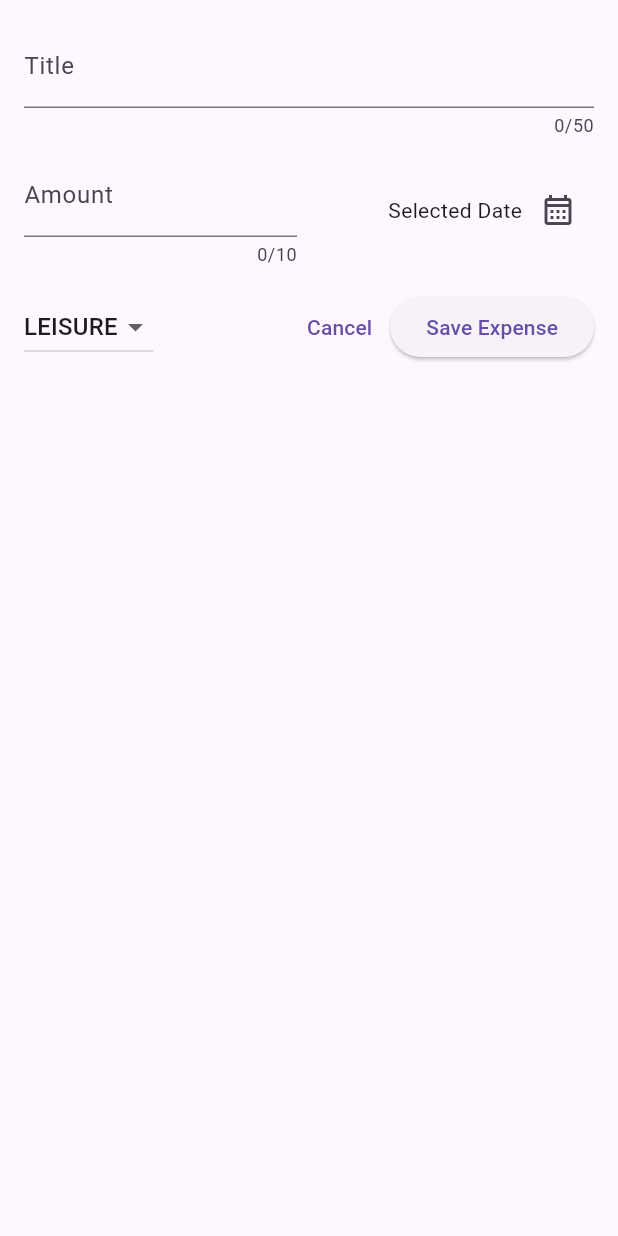
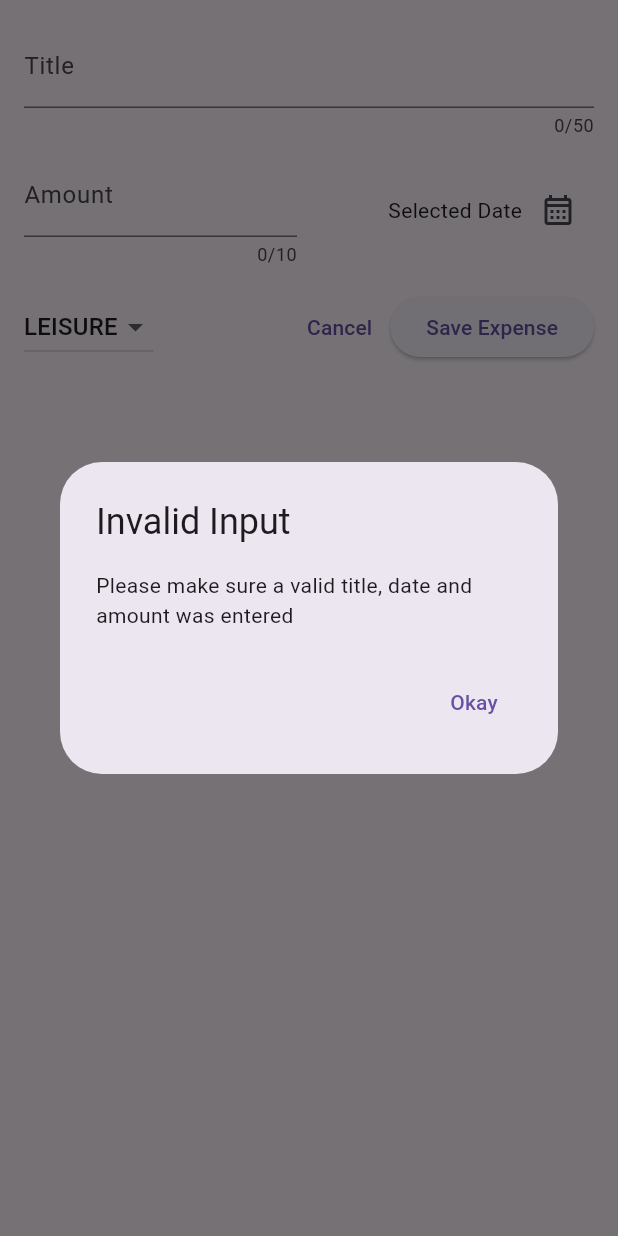
Before and after one commit to vaishakh-pk/xpense, a Flutter app: the NewExpense widget shown alone on an empty page, opened directly, after a tap on "Save Expense", on a phone screen of 412 x 824 dp. Run offline on Flutter 3.47's test engine with Material 3 defaults, Android fonts, the phone set to English and light mode, and no system bars.

Commit message:
validate data

```diff
--- a/lib/widgets/new_expense.dart
+++ b/lib/widgets/new_expense.dart
@@ -25,6 +25,23 @@ class _NewExpenseState extends State<NewExpense> {
     setState(() {
       _selectedDate = pickedDate;
     });
+  }
+
+  void _submitExpenseData()
+  {
+    final enteredAmount = double.tryParse(_amountController.text);
+    final amountIsInvalid = enteredAmount == null || enteredAmount<=0 ;
+    if(_titleController.text.trim().isEmpty || amountIsInvalid || _selectedDate == null)
+    {
+      showDialog(context: context, builder: (ctx) => AlertDialog(
+        title: const Text('Invalid Input'),
+        content: const Text('Please make sure a valid title, date and amount was entered'),
+        actions: [
+          TextButton(onPressed: (){Navigator.pop(ctx);}, child: Text('Okay'))
+        ],
+      ));
+      return;
+    }
   }
 
 /*Dispose TextEditingController after use else will remain in memory
@@ -103,10 +120,7 @@ even when the widget is not displayed*/
                   },
                   child: Text('Cancel')),
               ElevatedButton(
-                  onPressed: () {
-                    print(
-                        '${_titleController.text}\n${_amountController.text}');
-                  },
+                  onPressed:_submitExpenseData,
                   child: const Text('Save Expense'))
             ],
           )
```
